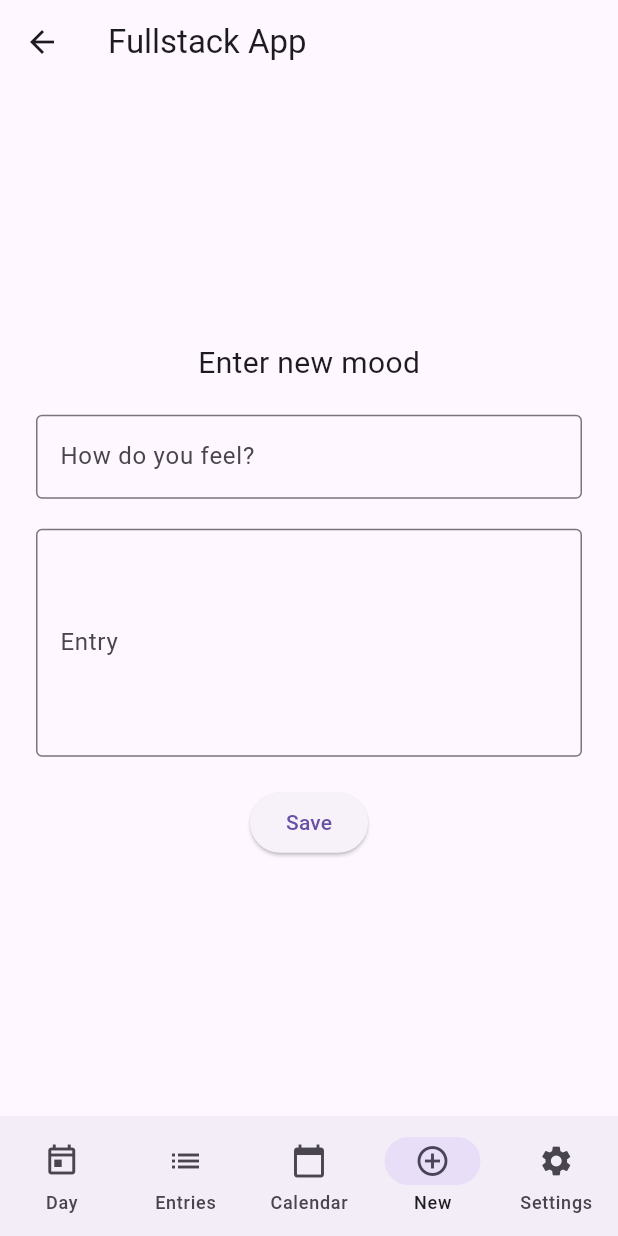
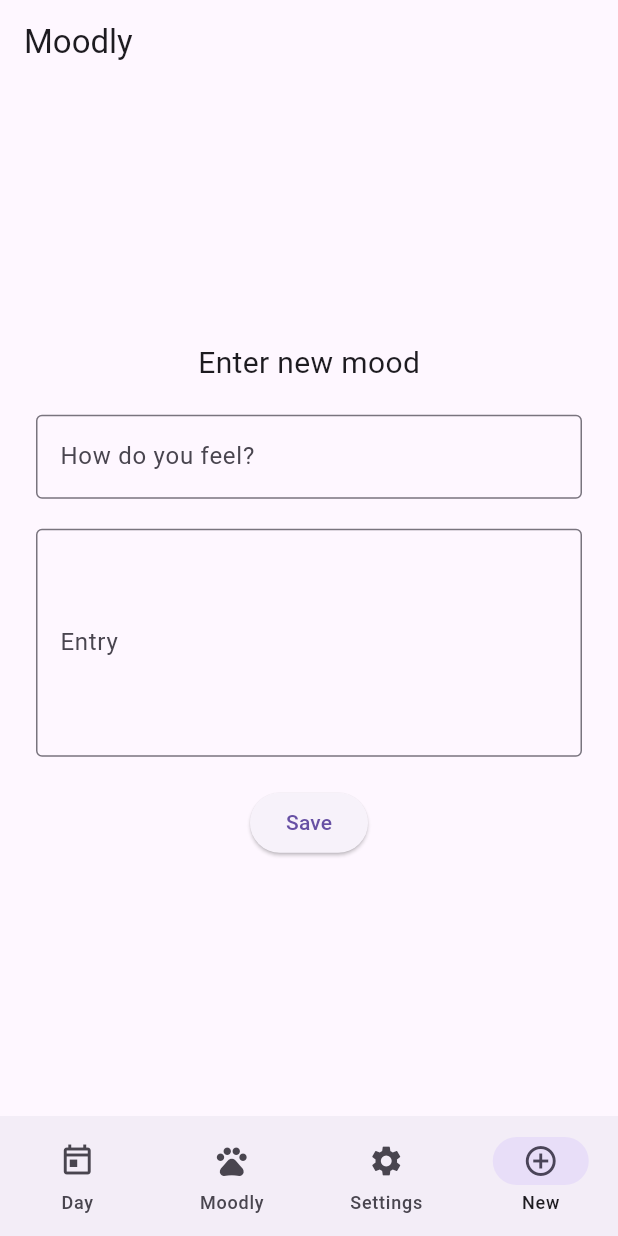
Before and after one commit to codemalcolm/moodly_client, a Flutter app: the screen it shows after launch, item 4 of the bottom bar chosen, on a phone screen of 412 x 824 dp. Run offline on Flutter 3.47's test engine with Material 3 defaults, Android fonts, the phone set to English and light mode, and no system bars; network calls fail; project files that could hold a hidden picture were left out.

Commit message:
rework screens and navigation/-bar

```diff
--- a/lib/screens/fasties_screen.dart
+++ b/lib/screens/fasties_screen.dart
@@ -5,6 +5,6 @@ class FastiesScreen extends StatelessWidget {
 
   @override
   Widget build(BuildContext context) {
-    return Center(child: Text('3/3/2025', style: TextStyle(fontSize: 18)));
+    return Center(child: Text('Fasties', style: TextStyle(fontSize: 18)));
   }
 }
--- a/lib/widgets/app_scaffold.dart
+++ b/lib/widgets/app_scaffold.dart
@@ -1,7 +1,6 @@
 import 'package:flutter/material.dart';
+import 'package:moodly_client/screens/fasties_screen.dart';
 import '../screens/day_view_screen.dart';
-import '../screens/all_entries_screen.dart';
-import '../screens/calendar_view_screen.dart';
 import '../screens/new_entry_screen.dart';
 import '../screens/settings_screen.dart';
 
@@ -11,24 +10,22 @@ class AppScaffold extends StatelessWidget {
 
   static final List<Widget> _pages = [
     DayViewScreen(),
-    AllEntriesScreen(),
-    CalendarViewScreen(),
+    FastiesScreen(),
+    SettingsScreen(),
     NewEntryScreen(),
-    SettingsScreen(),
   ];
 
   static final List<String> _routes = [
     '/day-view',
-    '/all-entries',
-    '/calendar-view',
+    '/fasties',
+    '/settings',
     '/new-entry',
-    '/settings',
   ];
 
   @override
   Widget build(BuildContext context) {
     return Scaffold(
-      appBar: AppBar(title: const Text('Fullstack App')),
+      appBar: AppBar(title: const Text('Moodly')),
       body: _pages[currentIndex],
       bottomNavigationBar: NavigationBar(
         selectedIndex: currentIndex,
@@ -39,16 +36,12 @@ class AppScaffold extends StatelessWidget {
         },
         destinations: const <NavigationDestination>[
           NavigationDestination(icon: Icon(Icons.today_outlined), label: 'Day'),
-          NavigationDestination(icon: Icon(Icons.list), label: 'Entries'),
-          NavigationDestination(
-            icon: Icon(Icons.calendar_today),
-            label: 'Calendar',
-          ),
+          NavigationDestination(icon: Icon(Icons.pets), label: 'Moodly'),
+          NavigationDestination(icon: Icon(Icons.settings), label: 'Settings'),
           NavigationDestination(
             icon: Icon(Icons.add_circle_outline),
             label: 'New',
           ),
-          NavigationDestination(icon: Icon(Icons.settings), label: 'Settings'),
         ],
       ),
     );
```
Also changed, not shown: lib/main.dart (+2 -98 lines), lib/screens/day_view_screen.dart (+44 -2 lines).
